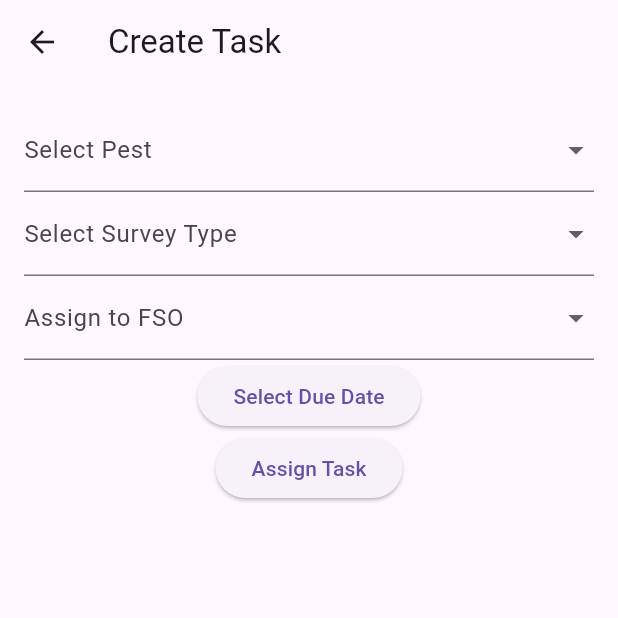
After one commit to ndegwaofficial/Pest-Survey-App, a Flutter app: the ModeratorDashboard screen opened directly, after a tap on "Assign Task to FSO", on a phone screen of 412 x 824 dp, the top half of it. The commit adds this screen. Run offline on Flutter 3.47's test engine with Material 3 defaults, Android fonts, the phone set to English and light mode, and no system bars; our stand-ins replace camera, flutter_map, geolocator, image_picker, latlong2; missing offline and left inert: excel, postgres.

Commit message:
Pest_Survey_App_2.0

```diff
--- a/lib/screens/dashboards/moderator_dashboard.dart
+++ b/lib/screens/dashboards/moderator_dashboard.dart
@@ -1,5 +1,7 @@
+// lib/screens/dashboards/moderator_dashboard.dart
 import 'package:flutter/material.dart';
 import 'package:pest_survey_app/screens/dashboards/pest_list_screen.dart';
+import 'package:pest_survey_app/screens/forms/create_task_form.dart'; // Import the task assignment form
 import 'map_screen.dart'; // Assuming pest distribution map is in this file
 import 'review_reports_screen.dart'; // For reviewing pest reports
 import 'package:pest_survey_app/screens/forms/add_user_form.dart'; // Import the AddUserForm for creating accounts
@@ -57,7 +59,6 @@ class ModeratorDashboard extends StatelessWidget {
               child: const Text('Manage Pests'),
             ),
             const SizedBox(height: 20),
-            // New Button for Adding FSOs and Farmers
             ElevatedButton(
               onPressed: () {
                 Navigator.push(
@@ -65,7 +66,18 @@ class ModeratorDashboard extends StatelessWidget {
                   MaterialPageRoute(builder: (context) => AddUserForm()), // Navigate to the form for adding FSOs and Farmers
                 );
               },
-              child: const Text('Add FSO/Farmer'), // Button text for adding accounts
+              child: const Text('Add FSO/Farmer'),
+            ),
+            const SizedBox(height: 20),
+            // New Button to Assign Tasks to FSOs
+            ElevatedButton(
+              onPressed: () {
+                Navigator.push(
+                  context,
+                  MaterialPageRoute(builder: (context) => CreateTaskForm()), // Navigate to the form for assigning tasks to FSOs
+                );
+              },
+              child: const Text('Assign Task to FSO'), // New button for task assignment
             ),
           ],
         ),
--- /dev/null
+++ b/lib/screens/forms/create_task_form.dart
@@ -0,0 +1,123 @@
+import 'package:flutter/material.dart';
+import 'package:pest_survey_app/services/task_service.dart';
+
+class CreateTaskForm extends StatefulWidget {
+  @override
+  _CreateTaskFormState createState() => _CreateTaskFormState();
+}
+
+class _CreateTaskFormState extends State<CreateTaskForm> {
+  final _formKey = GlobalKey<FormState>();
+  String? selectedPest;
+  String? selectedSurveyType;
+  String? selectedFSO;
+  DateTime? dueDate;
+
+  // Example list of pests, FSOs, and survey types
+  List<String> pestList = ['Pest 1', 'Pest 2', 'Pest 3'];
+  List<String> fsoList = ['FSO 1', 'FSO 2', 'FSO 3'];
+  List<String> surveyTypes = ['Monitoring', 'Delimiting', 'Detection'];
+
+  // Submit task creation form
+  Future<void> _submitTask() async {
+    if (_formKey.currentState!.validate()) {
+      // Assuming a service that creates a task
+      await TaskService().createTask(selectedPest!, selectedSurveyType!, selectedFSO!, dueDate!);
+      ScaffoldMessenger.of(context).showSnackBar(
+        SnackBar(content: Text('Task assigned to FSO')),
+      );
+      Navigator.pop(context);
+    }
+  }
+
+  // Select a due date
+  Future<void> _selectDueDate(BuildContext context) async {
+    final DateTime? picked = await showDatePicker(
+      context: context,
+      initialDate: DateTime.now(),
+      firstDate: DateTime.now(),
+      lastDate: DateTime(2101),
+    );
+    if (picked != null && picked != dueDate) {
+      setState(() {
+        dueDate = picked;
+      });
+    }
+  }
+
+  @override
+  Widget build(BuildContext context) {
+    return Scaffold(
+      appBar: AppBar(title: Text('Create Task')),
+      body: Padding(
+        padding: const EdgeInsets.all(16.0),
+        child: Form(
+          key: _formKey,
+          child: Column(
+            children: <Widget>[
+              // Select a Pest from the master list
+              DropdownButtonFormField<String>(
+                decoration: InputDecoration(labelText: 'Select Pest'),
+                items: pestList.map((pest) {
+                  return DropdownMenuItem<String>(
+                    value: pest,
+                    child: Text(pest),
+                  );
+                }).toList(),
+                onChanged: (value) {
+                  setState(() {
+                    selectedPest = value;
+                  });
+                },
+              ),
+
+              // Select a Survey Type
+              DropdownButtonFormField<String>(
+                decoration: InputDecoration(labelText: 'Select Survey Type'),
+                items: surveyTypes.map((type) {
+                  return DropdownMenuItem<String>(
+                    value: type,
+                    child: Text(type),
+                  );
+                }).toList(),
+                onChanged: (value) {
+                  setState(() {
+                    selectedSurveyType = value;
+                  });
+                },
+              ),
+
+              // Select an FSO to assign the task
+              DropdownButtonFormField<String>(
+                decoration: InputDecoration(labelText: 'Assign to FSO'),
+                items: fsoList.map((fso) {
+                  return DropdownMenuItem<String>(
+                    value: fso,
+                    child: Text(fso),
+                  );
+                }).toList(),
+                onChanged: (value) {
+                  setState(() {
+                    selectedFSO = value;
+                  });
+                },
+              ),
+
+              // Select a due date
+              ElevatedButton(
+                onPressed: () => _selectDueDate(context),
+                child: Text(dueDate == null ? 'Select Due Date' : 'Due Date: ${dueDate!.toLocal()}'),
+              ),
+
+              // Submit Button
+              ElevatedButton(
+                onPressed: _submitTask,
+                child: Text('Assign Task'),
+              ),
+            ],
+          ),
+        ),
+      ),
+    );
+  }
+}
--- /dev/null
+++ b/lib/services/task_service.dart
@@ -0,0 +1,77 @@
+
+import 'dart:convert';
+import 'package:http/http.dart' as http;
+
+class TaskService {
+  final String baseUrl = 'https://your-backend-url.com'; // Replace with your backend URL
+
+  // Fetch tasks assigned to an FSO
+  Future<List<Task>> getAssignedTasks(String fsoId) async {
+    final response = await http.get(Uri.parse('$baseUrl/tasks?fso_id=$fsoId'));
+    if (response.statusCode == 200) {
+      final List tasks = json.decode(response.body);
+      return tasks.map((task) => Task.fromJson(task)).toList();
+    } else {
+      throw Exception('Failed to load tasks');
+    }
+  }
+
+  // Create a new task and assign it to an FSO
+  Future<void> createTask(String pestName, String surveyType, String fsoId, DateTime dueDate) async {
+    final response = await http.post(
+      Uri.parse('$baseUrl/tasks'),
+      headers: {'Content-Type': 'application/json'},
+      body: json.encode({
+        'pest_name': pestName,
+        'survey_type': surveyType,
+        'fso_id': fsoId,
+        'due_date': dueDate.toIso8601String(),
+      }),
+    );
+    if (response.statusCode != 201) {
+      throw Exception('Failed to create task');
+    }
+  }
+
+  // Mark a task as completed
+  Future<void> completeTask(String taskId) async {
+    final response = await http.patch(
+      Uri.parse('$baseUrl/tasks/$taskId'),
+      headers: {'Content-Type': 'application/json'},
+      body: json.encode({'status': 'Completed'}),
+    );
+    if (response.statusCode != 200) {
+      throw Exception('Failed to complete task');
+    }
+  }
+}
+
+// Task model
+class Task {
+  final String id;
+  final String pestName;
+  final String surveyType;
+  final String fsoId;
+  final DateTime dueDate;
+  final String status;
+
+  Task({
+    required this.id,
+    required this.pestName,
+    required this.surveyType,
+    required this.fsoId,
+    required this.dueDate,
+    required this.status,
+  });
+
+  factory Task.fromJson(Map<String, dynamic> json) {
+    return Task(
+      id: json['id'],
+      pestName: json['pest_name'],
+      surveyType: json['survey_type'],
+      fsoId: json['fso_id'],
+      dueDate: DateTime.parse(json['due_date']),
+      status: json['status'],
+    );
+  }
+}
```
